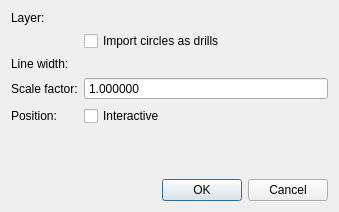
Old version of the form libs/librepcb/editor/dialogs/dxfimportdialog.ui in the repository LibrePCB/LibrePCB.
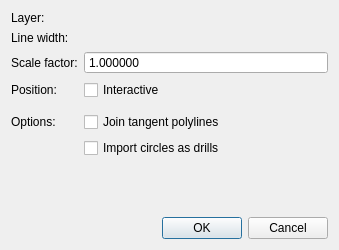
New version of the form. Custom widgets are drawn as their Qt base class.

Commit message:
DXF Import: Support joining tangent polylines
Often DXF files contain multiple straight lines which are tangent
instead of a single polyline consisting of multiple segments. When
importing such DXF files, it sometimes causes problems. Especially
board outlines will not work properly if it's not a single, closed
polygon.

Now the DXF import dialog provides an option "Join tangent polylines".
If checked (the default), tangent lines will automatically be joined
and converted to polygons. This reduces the risk to import invalid
board outlines.

Patch:
```diff
--- a/libs/librepcb/editor/dialogs/dxfimportdialog.ui
+++ b/libs/librepcb/editor/dialogs/dxfimportdialog.ui
@@ -7,7 +7,7 @@
     <x>0</x>
     <y>0</y>
     <width>339</width>
-    <height>212</height>
+    <height>250</height>
    </rect>
   </property>
   <property name="windowTitle">
@@ -30,46 +30,55 @@
        </property>
       </widget>
      </item>
-     <item row="1" column="1">
-      <widget class="QCheckBox" name="cbxCirclesAsDrills">
-       <property name="toolTip">
-        <string>If checked, circles will be imported as drills.
-If unchecked (the default), circles will be imported as polygons.</string>
-       </property>
-       <property name="text">
-        <string>Import circles as drills</string>
-       </property>
-      </widget>
-     </item>
-     <item row="2" column="0">
+     <item row="1" column="0">
       <widget class="QLabel" name="label_2">
        <property name="text">
         <string>Line width:</string>
        </property>
       </widget>
      </item>
-     <item row="2" column="1">
+     <item row="1" column="1">
       <widget class="librepcb::editor::UnsignedLengthEdit" name="edtLineWidth" native="true">
        <property name="toolTip">
         <string>The line width to set on the imported objects.</string>
        </property>
       </widget>
      </item>
-     <item row="3" column="0">
+     <item row="2" column="0">
       <widget class="QLabel" name="label_4">
        <property name="text">
         <string>Scale factor:</string>
        </property>
       </widget>
      </item>
-     <item row="4" column="0">
+     <item row="2" column="1">
+      <widget class="librepcb::editor::DoubleSpinBox" name="spbxScaleFactor">
+       <property name="toolTip">
+        <string>Additional scale factor, in case the DXF is not scaled properly.
+Note: If you have issues with scaling, make sure to configure the measuring unit of the DXF in your MCAD.</string>
+       </property>
+       <property name="buttonSymbols">
+        <enum>QAbstractSpinBox::NoButtons</enum>
+       </property>
+       <property name="decimals">
+        <number>6</number>
+       </property>
+       <property name="maximum">
+        <double>10000.000000000000000</double>
+       </property>
+       <property name="value">
+        <double>1.000000000000000</double>
+       </property>
+      </widget>
+     </item>
+     <item row="3" column="0">
       <widget class="QLabel" name="label_3">
        <property name="text">
         <string>Position:</string>
        </property>
       </widget>
      </item>
-     <item row="4" column="1">
+     <item row="3" column="1">
       <widget class="QCheckBox" name="cbxInteractivePlacement">
        <property name="toolTip">
         <string>If checked (the default), you can interactively place the imported objects by cursor.
@@ -80,7 +89,7 @@
        </property>
       </widget>
      </item>
-     <item row="5" column="1">
+     <item row="4" column="1">
       <layout class="QHBoxLayout" name="horizontalLayout_2">
        <item>
         <widget class="librepcb::editor::LengthEdit" name="edtPosX" native="true">
@@ -98,23 +107,32 @@
        </item>
       </layout>
      </item>
-     <item row="3" column="1">
-      <widget class="librepcb::editor::DoubleSpinBox" name="spbxScaleFactor">
+     <item row="5" column="0">
+      <widget class="QLabel" name="label_5">
+       <property name="text">
+        <string>Options:</string>
+       </property>
+      </widget>
+     </item>
+     <item row="5" column="1">
+      <widget class="QCheckBox" name="cbxJoinTangentPolylines">
        <property name="toolTip">
-        <string>Additional scale factor, in case the DXF is not scaled properly.
-Note: If you have issues with scaling, make sure to configure the measuring unit of the DXF in your MCAD.</string>
+        <string>If checked, tangent polylines of the DXF will be joined together.
+Helps for example to avoid invalid board outline polygons.</string>
        </property>
-       <property name="buttonSymbols">
-        <enum>QAbstractSpinBox::NoButtons</enum>
+       <property name="text">
+        <string>Join tangent polylines</string>
        </property>
-       <property name="decimals">
-        <number>6</number>
+      </widget>
+     </item>
+     <item row="6" column="1">
+      <widget class="QCheckBox" name="cbxCirclesAsDrills">
+       <property name="toolTip">
+        <string>If checked, circles will be imported as drills.
+If unchecked (the default), circles will be imported as polygons.</string>
        </property>
-       <property name="maximum">
-        <double>10000.000000000000000</double>
-       </property>
-       <property name="value">
-        <double>1.000000000000000</double>
+       <property name="text">
+        <string>Import circles as drills</string>
        </property>
       </widget>
      </item>
```
Left out of the diff: 3 changed lines with no effect on the pictures. The commit also changes 6 other files.
